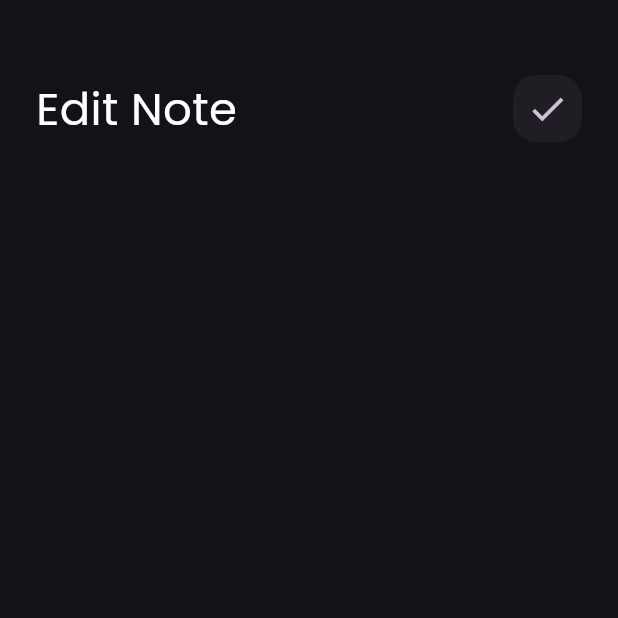
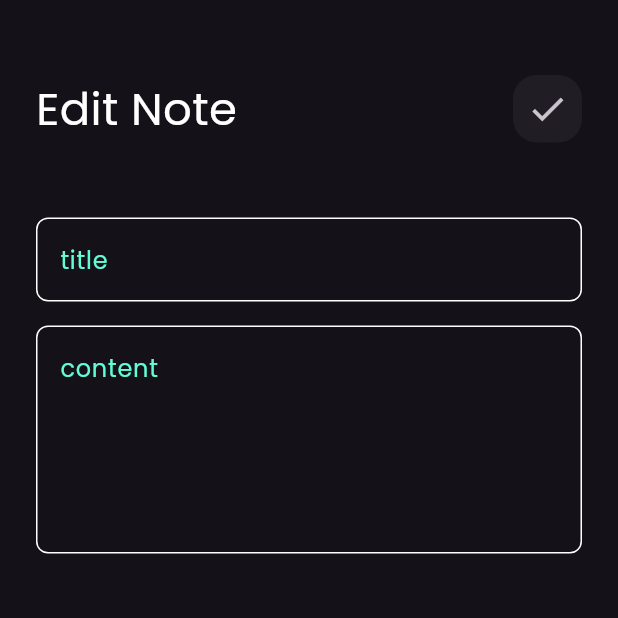
Before and after one commit to ethar156/NoteApp, a Flutter app: the EditNoteView screen opened directly, on a phone screen of 412 x 824 dp, the top half of it. Run offline on Flutter 3.47's test engine with Material 3 defaults, Android fonts, the phone set to English and light mode, and no system bars; our stand-ins replace font_awesome_flutter.

Commit message:
edit note view ui done

```diff
--- a/lib/views/widgets/edit_note_view_body.dart
+++ b/lib/views/widgets/edit_note_view_body.dart
@@ -1,5 +1,6 @@
 import 'package:flutter/material.dart';
 import 'package:note_app/views/widgets/custom_app_bar.dart';
+import 'package:note_app/views/widgets/custom_text_field.dart';
 
 class EditNoteViewBody extends StatelessWidget {
   const EditNoteViewBody({super.key});
@@ -16,7 +17,17 @@ class EditNoteViewBody extends StatelessWidget {
           CustomAppBar(
             title: 'Edit Note',
             icon: Icons.check,
-          )
+          ),
+          SizedBox(
+            height: 50,
+          ),
+          CustomTextField(hint:'title'),
+          SizedBox(
+            height: 16,
+          ),
+          CustomTextField(
+            hint: 'content',
+            maxLines: 5,),
           ],
       ),
     );
```
